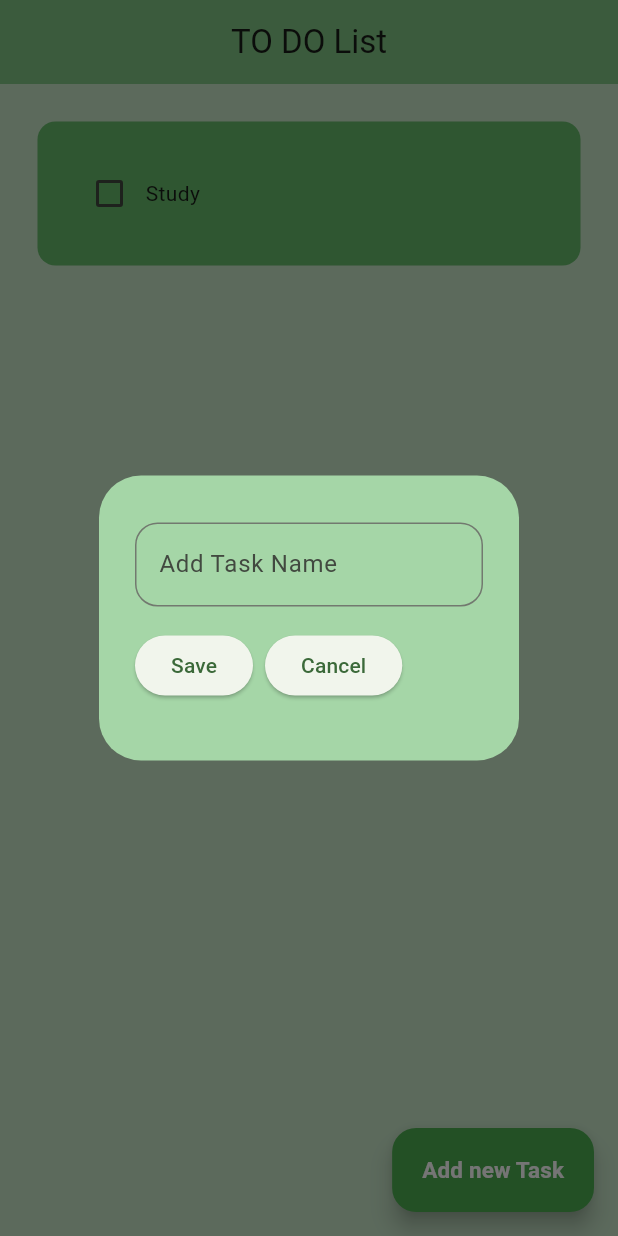
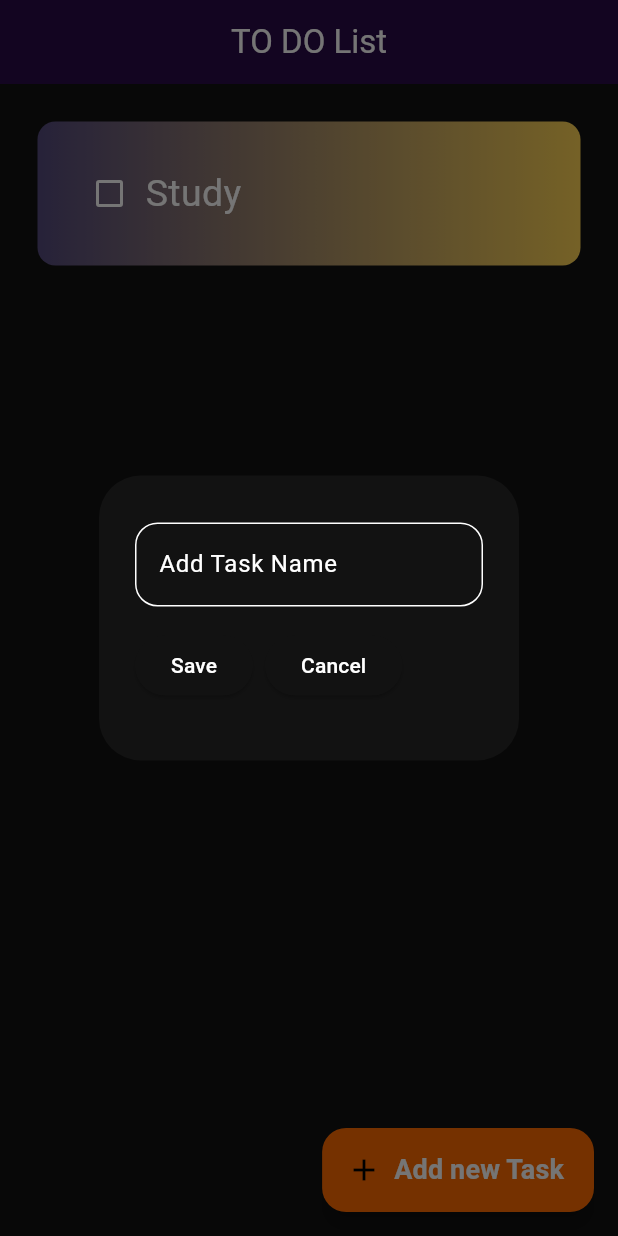
Before and after one commit to faisal3338/to_do, a Flutter app: the screen it shows after launch, after a tap on "Add new Task", on a phone screen of 412 x 824 dp. Run offline on Flutter 3.47's test engine with Material 3 defaults, Android fonts, the phone set to English and light mode, and no system bars; drawn by our look-alikes of flutter_slidable; our stand-ins replace hive_flutter; accounts and stored records are empty.

Commit message:
add theme

```diff
--- a/lib/main.dart
+++ b/lib/main.dart
@@ -2,6 +2,7 @@ import 'package:flutter/material.dart';
 import 'package:hive_flutter/adapters.dart';
 import 'package:to_do/pages/home.dart';
 import 'package:path_provider/path_provider.dart' as path_provider;
+import 'package:to_do/theme/theme.dart';
 
 void main() async {
   //1- init the hive
@@ -21,10 +22,7 @@ class MyApp extends StatelessWidget {
     return MaterialApp(
       debugShowCheckedModeBanner: false,
       title: 'TO Do List',
-      theme: ThemeData(
-        colorScheme: ColorScheme.fromSeed(seedColor: Colors.green),
-        useMaterial3: true,
-      ),
+      theme: AppTheme().darkMode,
       home: const HomePage(),
     );
   }
--- a/lib/pages/home.dart
+++ b/lib/pages/home.dart
@@ -87,9 +87,9 @@ class _HomePageState extends State<HomePage> {
   @override
   Widget build(BuildContext context) {
     return Scaffold(
-      backgroundColor: Colors.green.shade100,
+      // backgroundColor: Colors.green.shade100,
       appBar: AppBar(
-        backgroundColor: Colors.green.shade300,
+        // backgroundColor: Colors.green.shade300,
         title: const Text("TO DO List"),
         elevation: 0,
         centerTitle: true,
@@ -106,14 +106,15 @@ class _HomePageState extends State<HomePage> {
         },
       ),
       floatingActionButton: FloatingActionButton.extended(
-          backgroundColor: Colors.green.shade500,
+          icon: const Icon(Icons.add),
+          // backgroundColor: Colors.green.shade500,
           onPressed: () {
             createNewTask();
           },
           label: const Text(
             "Add new Task",
             style: TextStyle(
-                fontWeight: FontWeight.bold, fontSize: 15, color: Colors.white),
+                fontWeight: FontWeight.bold, fontSize: 18, color: Colors.white),
           )),
     );
   }
--- /dev/null
+++ b/lib/theme/theme.dart
@@ -0,0 +1,27 @@
+import 'package:flutter/material.dart';
+
+class AppTheme {
+  ThemeData lightMode = ThemeData(
+    appBarTheme:
+        AppBarTheme(backgroundColor: Color.fromARGB(255, 248, 251, 255)),
+    brightness: Brightness.light,
+    colorScheme: ColorScheme.light(
+      background: const Color.fromARGB(255, 248, 251, 255),
+      primary: const Color.fromARGB(255, 0, 0, 0),
+      secondary: Color.fromARGB(255, 16, 116, 248),
+      primaryContainer: const Color.fromARGB(255, 255, 107, 1),
+    ),
+  );
+
+  ThemeData darkMode = ThemeData(
+    useMaterial3: true,
+    brightness: Brightness.dark,
+    appBarTheme: AppBarTheme(backgroundColor: Color.fromARGB(255, 42, 11, 71)),
+    colorScheme: ColorScheme.dark(
+      background: Color.fromARGB(255, 42, 11, 71),
+      primary: Colors.white,
+      secondary: Colors.blueAccent.shade700,
+      primaryContainer: const Color.fromARGB(255, 255, 107, 1),
+    ),
+  );
+}
--- a/lib/util/dialog_box.dart
+++ b/lib/util/dialog_box.dart
@@ -14,7 +14,7 @@ class DialogBox extends StatelessWidget {
   @override
   Widget build(BuildContext context) {
     return AlertDialog(
-      backgroundColor: Colors.green.shade200,
+      // backgroundColor: Colors.green.shade200,
       content: SizedBox(
         height: 150,
         child: Column(
--- a/lib/util/to_do_tile.dart
+++ b/lib/util/to_do_tile.dart
@@ -1,5 +1,6 @@
 import 'package:flutter/material.dart';
 import 'package:flutter_slidable/flutter_slidable.dart';
+import 'package:to_do/theme/theme.dart';
 
 class ToDoTile extends StatelessWidget {
   final String taskName;
@@ -24,7 +25,7 @@ class ToDoTile extends StatelessWidget {
             SlidableAction(
               onPressed: deleteFunction,
               icon: Icons.delete,
-              backgroundColor: Colors.red.shade700,
+              backgroundColor: const Color.fromARGB(255, 255, 17, 0),
               borderRadius: BorderRadius.circular(15),
             ),
           ],
@@ -32,8 +33,25 @@ class ToDoTile extends StatelessWidget {
         child: Container(
           padding: EdgeInsets.all(24),
           decoration: BoxDecoration(
-              borderRadius: BorderRadius.circular(12),
-              color: Colors.green.shade400),
+            borderRadius: BorderRadius.circular(12),
+            gradient: LinearGradient(
+                colors: Theme.of(context).brightness == Brightness.dark
+                    ? [
+                        Color.fromARGB(255, 84, 74, 125),
+                        Color.fromARGB(255, 255, 212, 84),
+                        // Color.fromARGB(255, 234, 7, 121),
+                        // Color.fromARGB(255, 242, 41, 83),
+                      ]
+                    : [
+                        Color.fromARGB(255, 227, 167, 199),
+                        Color.fromARGB(255, 255, 252, 220),
+                        // Color.fromARGB(255, 236, 56, 118),
+                        // Color.fromARGB(255, 253, 239, 249),
+                      ]),
+            // color: Theme.of(context).brightness == Brightness.dark
+            //     ? const Color.fromARGB(255, 234, 7, 121)
+            //     : Colors.green.shade800
+          ),
           child: Row(
             children: [
               //checkbox
@@ -43,6 +61,7 @@ class ToDoTile extends StatelessWidget {
               Text(
                 taskName,
                 style: TextStyle(
+                    fontSize: 25,
                     decoration: taskCompleted
                         ? TextDecoration.lineThrough
                         : TextDecoration.none),
```
